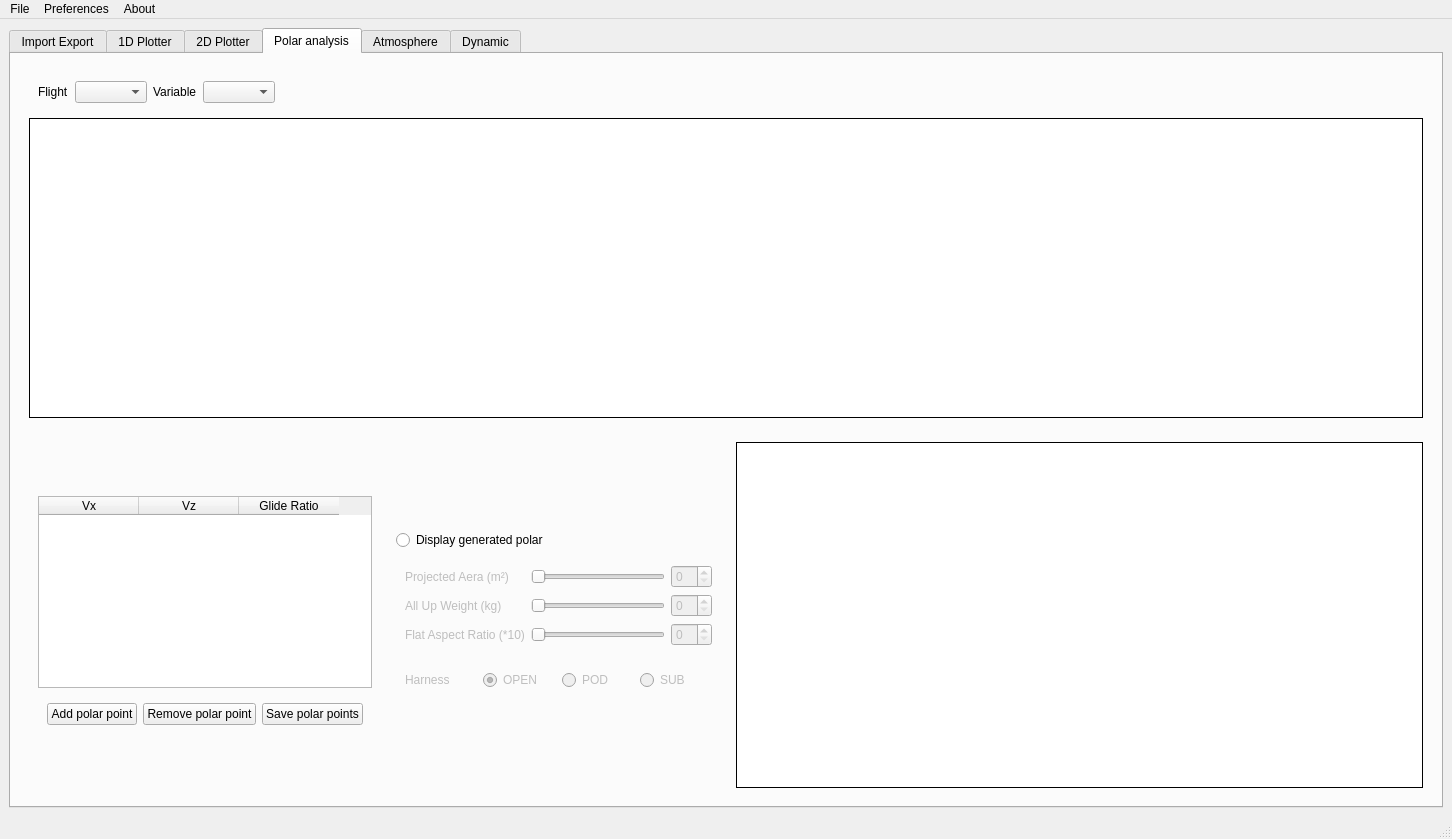
TheGoodWeather/Vector-Vario-Analyzer, file src/gui/mainwindow.ui: the form before one commit.
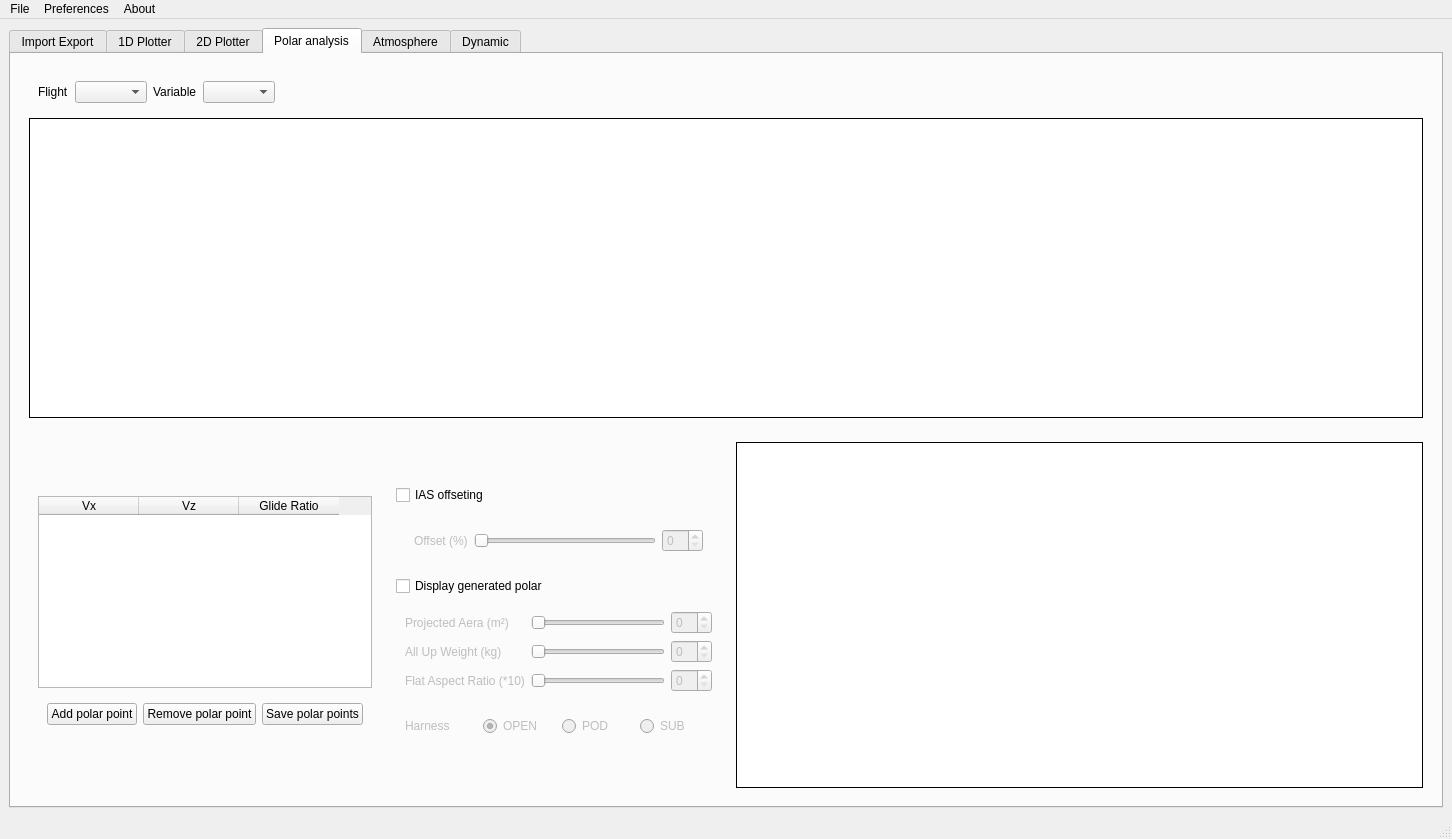
The form after the commit. Custom widgets are drawn as their Qt base class.

Commit message: Ajout de la compensation IAS

The edit to the form file:
```diff
--- a/src/gui/mainwindow.ui
+++ b/src/gui/mainwindow.ui
@@ -884,15 +884,48 @@
              </property>
              <layout class="QVBoxLayout" name="verticalLayout_18">
               <item>
-               <widget class="QRadioButton" name="radioButton_display_generated_polar">
-                <property name="sizePolicy">
-                 <sizepolicy hsizetype="Minimum" vsizetype="Minimum">
-                  <horstretch>0</horstretch>
-                  <verstretch>0</verstretch>
-                 </sizepolicy>
+               <widget class="QCheckBox" name="checkBox_ias_offset">
+                <property name="text">
+                 <string>IAS offseting</string>
                 </property>
+               </widget>
+              </item>
+              <item>
+               <widget class="QWidget" name="widget_20" native="true">
+                <layout class="QVBoxLayout" name="verticalLayout_19">
+                 <item>
+                  <widget class="QWidget" name="widget_ias_compensation" native="true">
+                   <property name="enabled">
+                    <bool>false</bool>
+                   </property>
+                   <layout class="QHBoxLayout" name="horizontalLayout">
+                    <item>
+                     <widget class="QLabel" name="label_18">
+                      <property name="text">
+                       <string>Offset (%)</string>
+                      </property>
+                     </widget>
+                    </item>
+                    <item>
+                     <widget class="QSlider" name="horizontalSlider_ias_comp">
+                      <property name="orientation">
+                       <enum>Qt::Horizontal</enum>
+                      </property>
+                     </widget>
+                    </item>
+                    <item>
+                     <widget class="QSpinBox" name="spinBox_ias_comp"/>
+                    </item>
+                   </layout>
+                  </widget>
+                 </item>
+                </layout>
+               </widget>
+              </item>
+              <item>
+               <widget class="QCheckBox" name="checkBox_display_generated_polar">
                 <property name="text">
-                 <string>Display generated polar</string>
+                 <string>Display generated polar </string>
                 </property>
                </widget>
               </item>
```
The commit also changes 4 other files.
